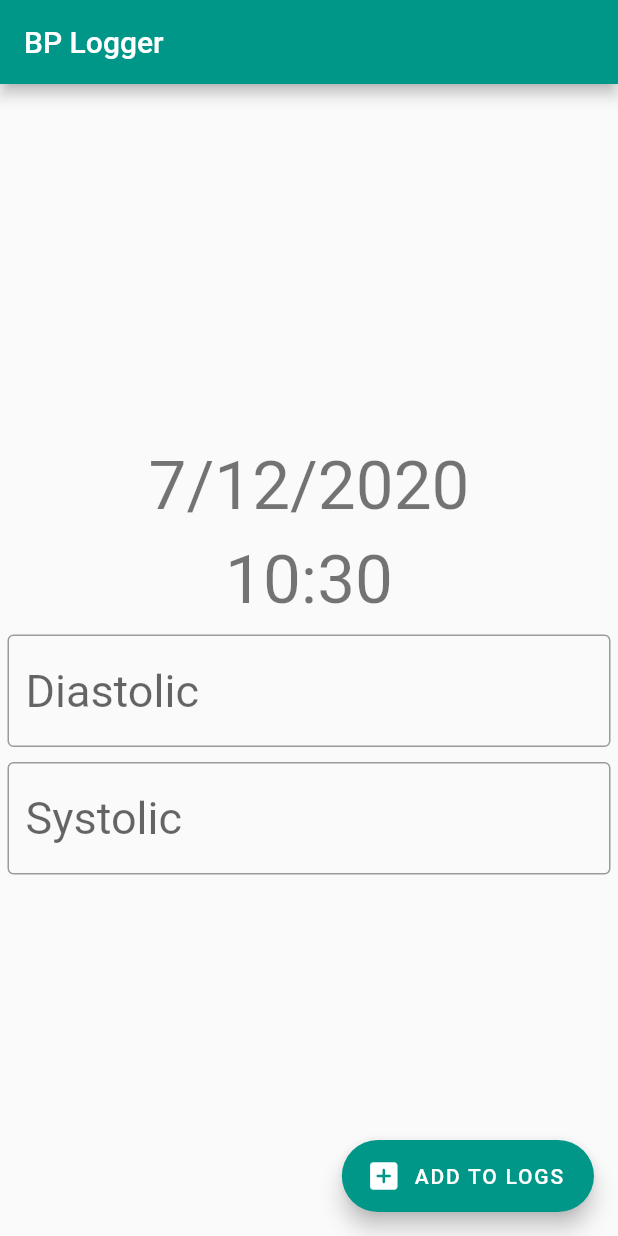
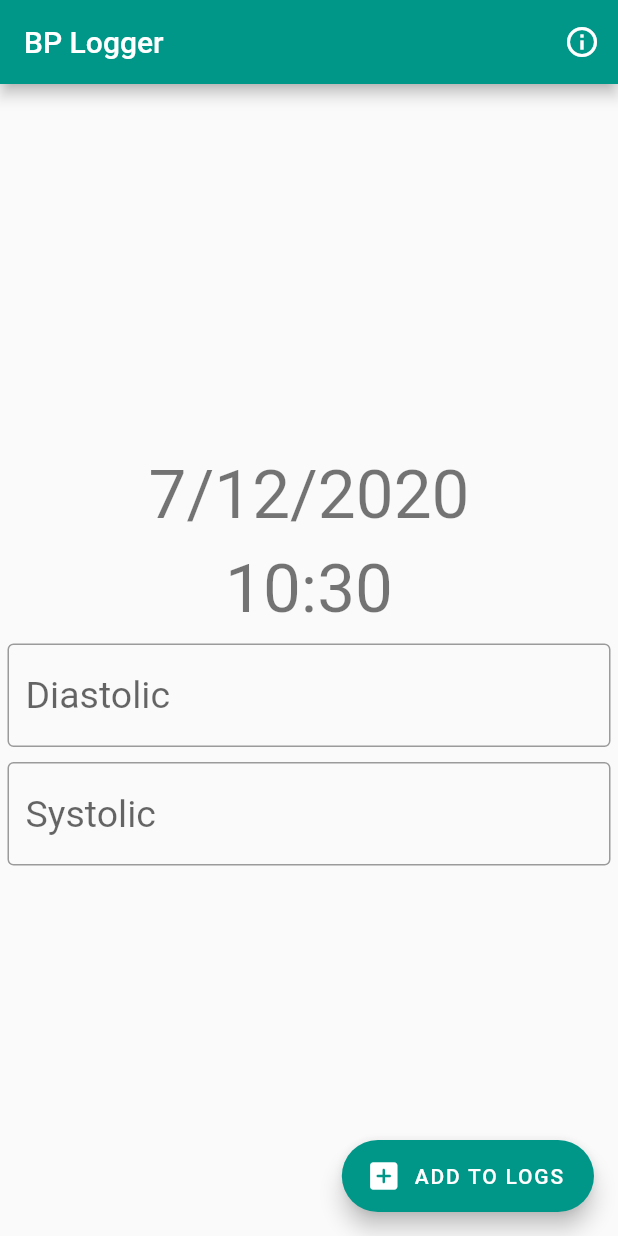
Before and after one commit to theRookieCoder/bp_logger, a Flutter app: the screen it shows after launch, on a phone screen of 412 x 824 dp. Run offline on Flutter 3.47's test engine with Material 2 defaults, Android fonts, the phone set to English and light mode, and no system bars; our stand-ins replace permission_handler.

Commit message:
- Added info button to find out the log file location

```diff
--- a/lib/ErrorDialog.dart
+++ b/lib/ErrorDialog.dart
@@ -25,7 +25,7 @@ class _ErrorDialogState extends State<ErrorDialog> {
         mainAxisAlignment: MainAxisAlignment.end,
         crossAxisAlignment: CrossAxisAlignment.center,
         children: <Widget>[
-          Text("We could not write to the file. " +
+          Text("We could not write to the log file. " +
               "This is most likely due to the app not having storage permissions. " +
               "To fix this, search for BP Logger in settings and under storage permissions, select allow"
           ),
--- a/lib/main.dart
+++ b/lib/main.dart
@@ -1,16 +1,16 @@
+import 'package:bp_logger/FileLocation.dart'; // Dialog for information about file location
 import 'package:flutter/material.dart'; // Duh
 import 'package:intl/intl.dart'; // To get date and time
-import 'package:path_provider/path_provider.dart'; // For external storage
-import 'package:permission_handler/permission_handler.dart'; // Ask for storage permission
-import 'dart:io'; // For actual file reading and writing
-import 'package:bp_logger/ErrorDialog.dart'; // For error dialog cause alert dialogs are long and annoying
+import 'package:path_provider/path_provider.dart'; // To get external storage path
+import 'package:permission_handler/permission_handler.dart'; // Ask for storage permission if denied
+import 'dart:io'; // For actual file input/output support
+import 'package:bp_logger/ErrorDialog.dart'; // For error dialog because alert dialogs are long and annoying in flutter
 
 void main() {
   runApp(MyApp());
 }
 
 class MyApp extends StatelessWidget {
-  // This widget is the root of your application.
   @override
   Widget build(BuildContext context) {
     return MaterialApp(
@@ -33,13 +33,9 @@ class RouteSplash extends StatefulWidget {
 }
 
 class _RouteSplashState extends State<RouteSplash> {
-  bool shouldProceed = false;
 
   _askPermission() async {
     await Permission.storage.request();// Wait for user to accept
-    setState(() {
-      shouldProceed = true;//got the prefs; set to some value if needed
-    });
   }
 
   @override
@@ -57,11 +53,13 @@ class _RouteSplashState extends State<RouteSplash> {
     String directoryPath;
 
     if (Platform.isAndroid) {
+      // For Android you have to use this specific directory to avoid permission errors
       final directory = await getExternalStorageDirectory();
       directoryPath = directory.path;
     } else if (Platform.isIOS) {
+      // For iOS you can configure the app documents directory to be viewable by the user
       final directory = await getApplicationDocumentsDirectory();
-      directoryPath = directory.path; // For iOS you can configure the documents directory to be viewable by the user
+      directoryPath = directory.path;
     }
     return directoryPath;
   }
@@ -84,6 +82,19 @@ class _RouteSplashState extends State<RouteSplash> {
       appBar: AppBar(
         backgroundColor: Colors.teal,
         title: Text(widget.title),
+        actions: [
+          IconButton(
+              icon: Icon(Icons.info_outline),
+              onPressed: () {
+                showDialog(
+                  context: context,
+                  builder: (BuildContext context) {
+                    return FileLocation();
+                  },
+                );
+              },
+          )
+        ],
       ),
       body: Center(
         child: Column(
@@ -102,7 +113,7 @@ class _RouteSplashState extends State<RouteSplash> {
               child: TextField(
                 controller: textFieldController1,
                 style: TextStyle(
-                  fontSize: 30.0,
+                  fontSize: 25.0,
                 ),
                 decoration: InputDecoration(
                   border: new OutlineInputBorder(
@@ -118,7 +129,7 @@ class _RouteSplashState extends State<RouteSplash> {
               child: TextField(
                 controller: textFieldController2,
                 style: TextStyle(
-                  fontSize: 30.0,
+                  fontSize: 25.0,
                 ),
                 decoration: InputDecoration(
                   border: new OutlineInputBorder(
```
Also changed, not shown: lib/FileLocation.dart (added, +41 -0 lines).
